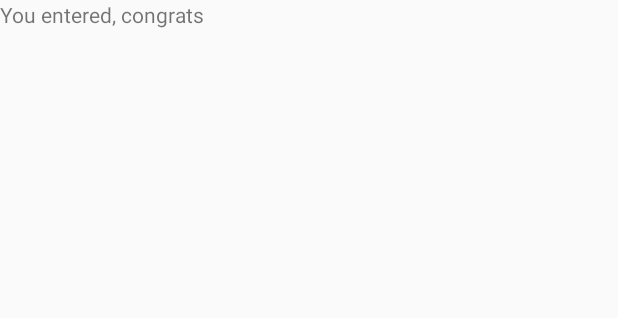
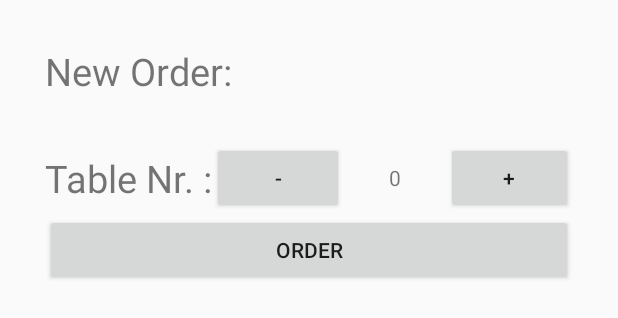
Before and after one commit to FMusic/NoName, an Android app: the layout activity_main.xml on its own in the app's theme, with its tools: preview values and no code run, on a phone screen of 412 x 824 dp. Shown: the top 318 px of the screen. Run offline under Robolectric (Android 15) with nearby library versions, the phone set to English and light mode, and no system bars.

Commit message:
ui completed

```diff
--- a/App/NoNameWaiters/app/src/main/java/org/fm/MainActivity.java
+++ b/App/NoNameWaiters/app/src/main/java/org/fm/MainActivity.java
@@ -35,7 +35,6 @@ public class MainActivity extends AppCompatActivity {
         String un = etUsername.getText().toString();
         if (un.equals("admin") && pass.equals("admin")){
             setContentView(R.layout.activity_main);
-
         }
     }
 }
--- a/App/NoNameWaiters/app/src/main/res/layout/activity_main.xml
+++ b/App/NoNameWaiters/app/src/main/res/layout/activity_main.xml
@@ -4,11 +4,78 @@
     xmlns:tools="http://schemas.android.com/tools"
     android:layout_width="match_parent"
     android:layout_height="match_parent"
+    android:orientation="vertical"
+    android:padding="@dimen/margin"
     tools:context=".MainActivity">
 
     <TextView
         android:layout_width="match_parent"
         android:layout_height="wrap_content"
-        android:text="@string/congrats" />
+        android:text="@string/new_order"
+        android:textSize="@dimen/text_size"
+        android:layout_marginBottom="@dimen/margin"
+        />
+    <LinearLayout
+        android:layout_width="match_parent"
+        android:layout_height="wrap_content"
+        android:orientation="horizontal"
+        android:gravity="center"
+        >
+        <TextView
+            android:layout_width="wrap_content"
+            android:layout_height="wrap_content"
+            android:textSize="@dimen/text_size"
+            android:text="Table Nr. :" />
+        <LinearLayout
+            android:orientation="horizontal"
+            android:layout_width="wrap_content"
+            android:layout_height="wrap_content">
+            <Button
+                android:layout_width="wrap_content"
+                android:layout_height="wrap_content"
+                android:text="-"
+                android:id="@+id/btnMinus"/>
+            <TextView
+                android:layout_marginHorizontal="@dimen/margin"
+                android:layout_width="wrap_content"
+                android:layout_height="wrap_content"
+                android:text="0" />
+            <Button
+                android:layout_width="wrap_content"
+                android:layout_height="wrap_content"
+                android:text="+"
+                android:id="@+id/btnPlus"/>
+        </LinearLayout>
+    </LinearLayout>
+
+    <LinearLayout
+        android:layout_width="match_parent"
+        android:layout_height="wrap_content"
+        android:id="@+id/btnsMostOrdered"
+        android:orientation="horizontal"
+        />
+    <LinearLayout
+        android:layout_width="match_parent"
+        android:layout_height="wrap_content"
+        android:orientation="vertical">
+        <ListView
+            android:layout_width="match_parent"
+            android:layout_height="0dp"
+            android:layout_weight="7"
+            android:id="@+id/lvProducts" />
+        <ListView
+            android:layout_width="match_parent"
+            android:layout_height="0dp"
+            android:layout_weight="4"
+            android:id="@+id/lvCart"
+            />
+        <Button
+            android:layout_width="match_parent"
+            android:layout_height="0dp"
+            android:layout_weight="1"
+            android:text="ORDER"
+            />
+    </LinearLayout>
+
 
 </LinearLayout>
--- a/App/NoNameWaiters/app/src/main/res/values/dimens.xml
+++ b/App/NoNameWaiters/app/src/main/res/values/dimens.xml
@@ -1,4 +1,6 @@
 <?xml version="1.0" encoding="utf-8"?>
 <resources>
     <dimen name="edit_text">120dp</dimen>
+    <dimen name="text_size">25sp</dimen>
+    <dimen name="margin">30sp</dimen>
 </resources>
--- a/App/NoNameWaiters/app/src/main/res/values/strings.xml
+++ b/App/NoNameWaiters/app/src/main/res/values/strings.xml
@@ -4,4 +4,5 @@
     <string name="password">Password:</string>
     <string name="submit">Submit</string>
     <string name="congrats">You entered, congrats</string>
+    <string name="new_order">New Order:</string>
 </resources>
```
Also changed, not shown: 1 other file.
